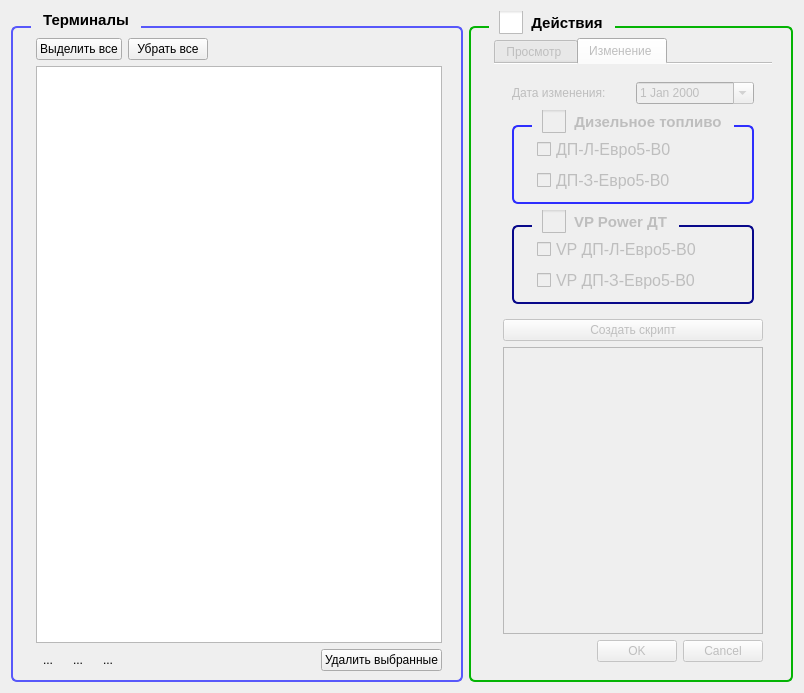
rust3128/iMpos, file FuelNameDialog/fuelnamedialog.ui: the form before one commit.
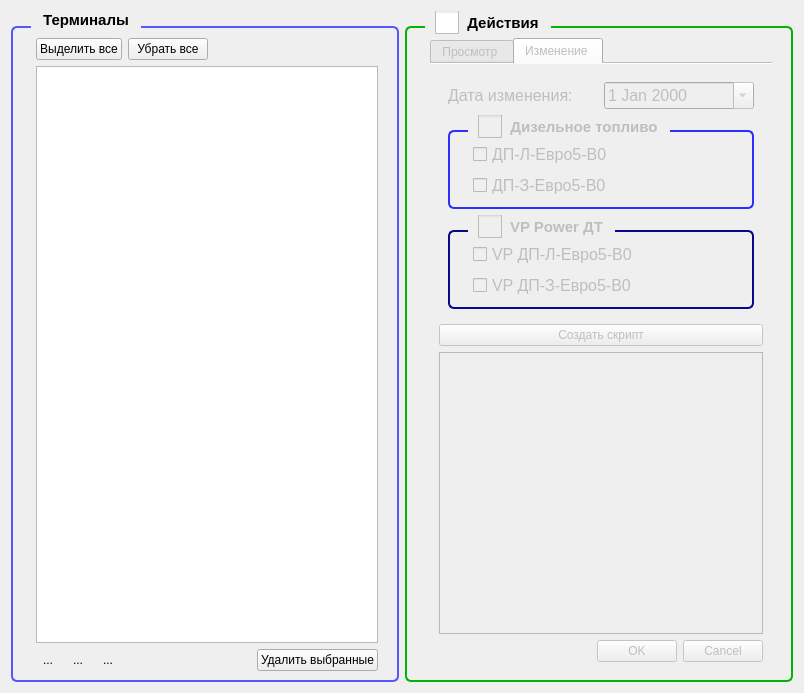
The form after the commit. Icons and pictures are not drawn.

The edit to the form file:
```diff
--- a/FuelNameDialog/fuelnamedialog.ui
+++ b/FuelNameDialog/fuelnamedialog.ui
@@ -13,7 +13,7 @@
   <property name="windowTitle">
    <string>Наименования видов топлива</string>
   </property>
-  <layout class="QGridLayout" name="gridLayout_7" columnstretch="1,0">
+  <layout class="QGridLayout" name="gridLayout_7" columnstretch="0,0">
    <item row="0" column="0">
     <widget class="QGroupBox" name="groupBoxFuel">
      <property name="styleSheet">
@@ -388,11 +388,33 @@
           <string>Изменение наименований</string>
          </attribute>
          <layout class="QGridLayout" name="gridLayout_6">
+          <item row="3" column="0">
+           <widget class="QDialogButtonBox" name="buttonBoxEdit">
+            <property name="standardButtons">
+             <set>QDialogButtonBox::Cancel|QDialogButtonBox::Ok</set>
+            </property>
+           </widget>
+          </item>
+          <item row="2" column="0">
+           <widget class="QTextEdit" name="textEditSQL">
+            <property name="lineWrapMode">
+             <enum>QTextEdit::NoWrap</enum>
+            </property>
+            <property name="readOnly">
+             <bool>true</bool>
+            </property>
+           </widget>
+          </item>
           <item row="0" column="0">
            <widget class="QFrame" name="frame">
             <layout class="QGridLayout" name="gridLayout_5">
              <item row="0" column="0">
               <widget class="QLabel" name="label">
+               <property name="font">
+                <font>
+                 <pointsize>12</pointsize>
+                </font>
+               </property>
                <property name="text">
                 <string>Дата изменения:</string>
                </property>
@@ -400,6 +422,11 @@
              </item>
              <item row="0" column="1">
               <widget class="QDateEdit" name="dateEdit">
+               <property name="font">
+                <font>
+                 <pointsize>12</pointsize>
+                </font>
+               </property>
                <property name="calendarPopup">
                 <bool>true</bool>
                </property>
@@ -640,16 +667,6 @@
             </property>
            </widget>
           </item>
-          <item row="2" column="0">
-           <widget class="QPlainTextEdit" name="plainTextEdit"/>
-          </item>
-          <item row="3" column="0">
-           <widget class="QDialogButtonBox" name="buttonBoxEdit">
-            <property name="standardButtons">
-             <set>QDialogButtonBox::Cancel|QDialogButtonBox::Ok</set>
-            </property>
-           </widget>
-          </item>
          </layout>
         </widget>
        </widget>
```
Left out of the diff: 2 changed lines with no effect on the pictures.
